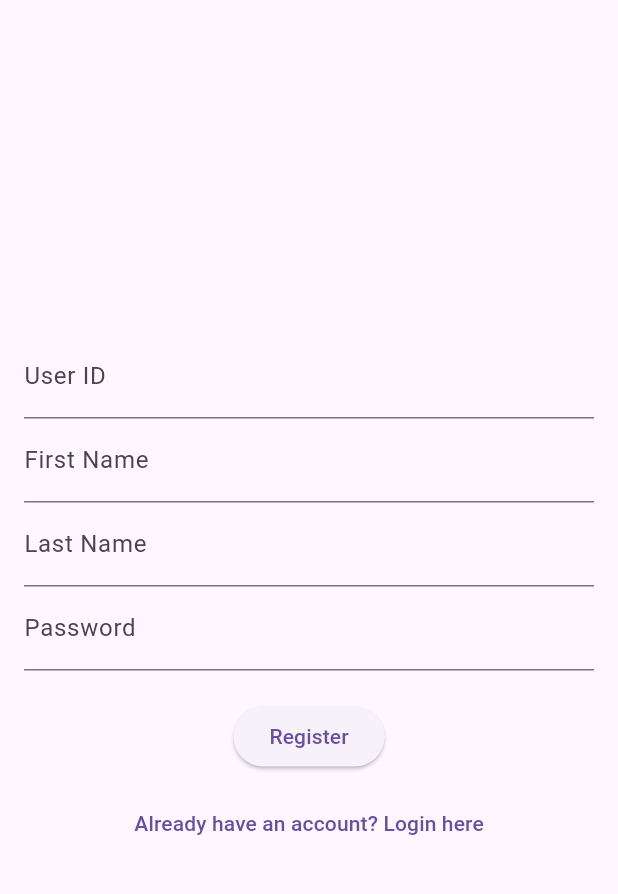
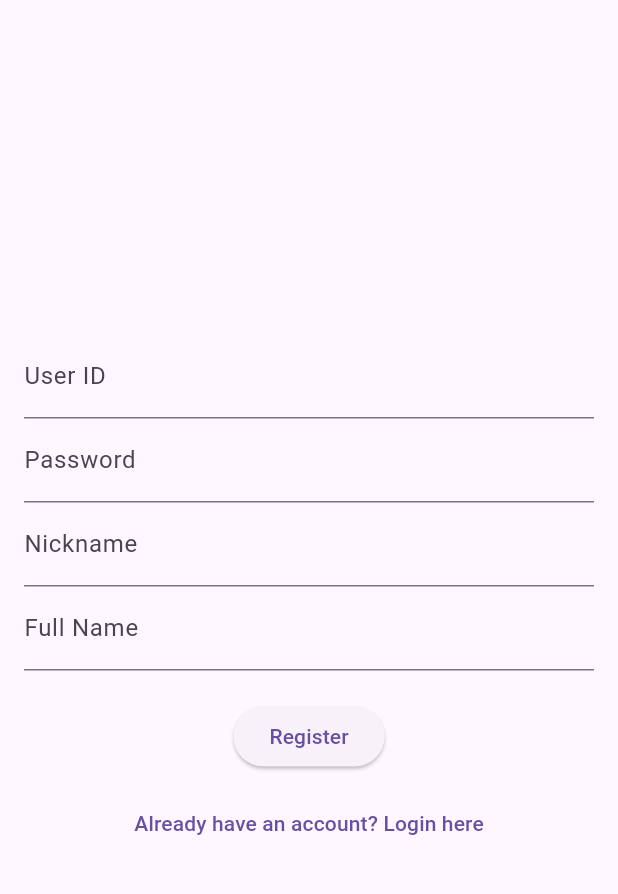
Before and after one commit to ClaudioSchmidt/Mobile-UX-Project, a Flutter app: the screen it shows after launch, after a tap on an icon or button, on a phone screen of 412 x 824 dp, the part 63-957 px from its top. Run offline on Flutter 3.47's test engine with Material 3 defaults, Android fonts, the phone set to English and light mode, and no system bars; our stand-ins replace shared_preferences; network calls fail.

Commit message:
- api service for login and register - folder structure - token saved through SharedPreferences

```diff
--- /dev/null
+++ b/lib/core/constants.dart
@@ -0,0 +1 @@
+const String apiUrl = "https://www2.hs-esslingen.de/~melcher/map/chat/api/";
--- a/lib/main.dart
+++ b/lib/main.dart
@@ -1,6 +1,5 @@
 import 'package:flutter/material.dart';
-
-const String apiUrl = "https://www2.hs-esslingen.de/~melcher/map/chat/api/";
+import 'screens/login_screen.dart';
 
 void main() {
   runApp(const MyApp());
@@ -12,7 +11,7 @@ class MyApp extends StatelessWidget {
   @override
   Widget build(BuildContext context) {
     return MaterialApp(
-      title: 'Login and Registration',
+      title: 'Chat App',
       theme: ThemeData(
         primarySwatch: Colors.blue,
       ),
@@ -20,108 +19,3 @@ class MyApp extends StatelessWidget {
     );
   }
 }
-
-class LoginScreen extends StatelessWidget {
-  const LoginScreen({super.key});
-
-  @override
-  Widget build(BuildContext context) {
-    return Scaffold(
-      appBar: AppBar(
-        title: const Text('Login'),
-      ),
-      body: Padding(
-        padding: const EdgeInsets.all(16.0),
-        child: Column(
-          mainAxisAlignment: MainAxisAlignment.center,
-          children: <Widget>[
-            const TextField(
-              decoration: InputDecoration(
-                labelText: 'Username',
-              ),
-            ),
-            const TextField(
-              decoration: InputDecoration(
-                labelText: 'Password',
-              ),
-              obscureText: true,
-            ),
-            const SizedBox(height: 20),
-            ElevatedButton(
-              onPressed: () {
-                // login functionality
-              },
-              child: const Text('Login'),
-            ),
-            const SizedBox(height: 10),
-            TextButton(
-              onPressed: () {
-                Navigator.push(
-                  context,
-                  MaterialPageRoute(builder: (context) => const RegistrationScreen()),
-                );
-              },
-              child: const Text('Don\'t have an account? Register here'),
-            ),
-          ],
-        ),
-      ),
-    );
-  }
-}
-
-class RegistrationScreen extends StatelessWidget {
-  const RegistrationScreen({super.key});
-
-  @override
-  Widget build(BuildContext context) {
-    return Scaffold(
-      appBar: AppBar(
-        title: const Text('Registration'),
-      ),
-      body: Padding(
-        padding: const EdgeInsets.all(16.0),
-        child: Column(
-          mainAxisAlignment: MainAxisAlignment.center,
-          children: <Widget>[
-            const TextField(
-              decoration: InputDecoration(
-                labelText: 'User ID',
-              ),
-            ),
-            const TextField(
-              decoration: InputDecoration(
-                labelText: 'First Name',
-              ),
-            ),
-            const TextField(
-              decoration: InputDecoration(
-                labelText: 'Last Name',
-              ),
-            ),
-            const TextField(
-              decoration: InputDecoration(
-                labelText: 'Password',
-              ),
-              obscureText: true,
-            ),
-            const SizedBox(height: 20),
-            ElevatedButton(
-              onPressed: () {
-                // registration functionality
-              },
-              child: const Text('Register'),
-            ),
-            const SizedBox(height: 10),
-            TextButton(
-              onPressed: () {
-                Navigator.pop(context);
-              },
-              child: const Text('Already have an account? Login here'),
-            ),
-          ],
-        ),
-      ),
-    );
-  }
-}
--- /dev/null
+++ b/lib/screens/login_screen.dart
@@ -0,0 +1,77 @@
+import 'package:flutter/material.dart';
+import '../core/token_storage.dart';
+import '../core/api_service.dart';
+import 'register_screen.dart';
+
+class LoginScreen extends StatefulWidget {
+  const LoginScreen({super.key});
+
+  @override
+  _LoginScreenState createState() => _LoginScreenState();
+}
+
+class _LoginScreenState extends State<LoginScreen> {
+  final TextEditingController _userIdController = TextEditingController();
+  final TextEditingController _passwordController = TextEditingController();
+  final ApiService _apiService = ApiService();
+  final TokenStorage _tokenStorage = TokenStorage();
+
+  void _login() async {
+    String? token = await _apiService.login(
+      _userIdController.text,
+      _passwordController.text,
+    );
+
+    if (token != null) {
+      await _tokenStorage.saveToken(token);
+      ScaffoldMessenger.of(context).showSnackBar(
+        SnackBar(content: Text('Login successful! Token: $token')),
+      );
+    } else {
+      ScaffoldMessenger.of(context).showSnackBar(
+        const SnackBar(content: Text('Login failed!')),
+      );
+    }
+  }
+
+  @override
+  Widget build(BuildContext context) {
+    return Scaffold(
+      appBar: AppBar(
+        title: const Text('Login'),
+      ),
+      body: Padding(
+        padding: const EdgeInsets.all(16.0),
+        child: Column(
+          mainAxisAlignment: MainAxisAlignment.center,
+          children: <Widget>[
+            TextField(
+              controller: _userIdController,
+              decoration: const InputDecoration(labelText: 'User ID'),
+            ),
+            TextField(
+              controller: _passwordController,
+              decoration: const InputDecoration(labelText: 'Password'),
+              obscureText: true,
+            ),
+            const SizedBox(height: 20),
+            ElevatedButton(
+              onPressed: _login,
+              child: const Text('Login'),
+            ),
+            const SizedBox(height: 10),
+            TextButton(
+              onPressed: () {
+                Navigator.push(
+                  context,
+                  MaterialPageRoute(builder: (context) => const RegistrationScreen()),
+                );
+              },
+              child: const Text('Don\'t have an account? Register here'),
+            ),
+          ],
+        ),
+      ),
+    );
+  }
+}
--- /dev/null
+++ b/lib/screens/register_screen.dart
@@ -0,0 +1,85 @@
+import 'package:flutter/material.dart';
+import '../core/token_storage.dart';
+import '../core/api_service.dart';
+
+class RegistrationScreen extends StatefulWidget {
+  const RegistrationScreen({super.key});
+
+  @override
+  _RegistrationScreenState createState() => _RegistrationScreenState();
+}
+
+class _RegistrationScreenState extends State<RegistrationScreen> {
+  final TextEditingController _userIdController = TextEditingController();
+  final TextEditingController _passwordController = TextEditingController();
+  final TextEditingController _nicknameController = TextEditingController();
+  final TextEditingController _fullNameController = TextEditingController();
+  final ApiService _apiService = ApiService();
+  final TokenStorage _tokenStorage = TokenStorage();
+
+  void _register() async {
+    String? token = await _apiService.register(
+      _userIdController.text,
+      _passwordController.text,
+      _fullNameController.text,
+      _nicknameController.text,
+    );
+
+    if (token != null) {
+      await _tokenStorage.saveToken(token);
+      ScaffoldMessenger.of(context).showSnackBar(
+        SnackBar(content: Text('Registration successful! Token: $token')),
+      );
+    } else {
+      ScaffoldMessenger.of(context).showSnackBar(
+        const SnackBar(content: Text('Registration failed!')),
+      );
+    }
+  }
+
+  @override
+  Widget build(BuildContext context) {
+    return Scaffold(
+      appBar: AppBar(
+        title: const Text('Registration'),
+      ),
+      body: Padding(
+        padding: const EdgeInsets.all(16.0),
+        child: Column(
+          mainAxisAlignment: MainAxisAlignment.center,
+          children: <Widget>[
+            TextField(
+              controller: _userIdController,
+              decoration: const InputDecoration(labelText: 'User ID'),
+            ),
+            TextField(
+              controller: _passwordController,
+              decoration: const InputDecoration(labelText: 'Password'),
+              obscureText: true,
+            ),
+            TextField(
+              controller: _nicknameController,
+              decoration: const InputDecoration(labelText: 'Nickname'),
+            ),
+            TextField(
+              controller: _fullNameController,
+              decoration: const InputDecoration(labelText: 'Full Name'),
+            ),
+            const SizedBox(height: 20),
+            ElevatedButton(
+              onPressed: _register,
+              child: const Text('Register'),
+            ),
+            const SizedBox(height: 10),
+            TextButton(
+              onPressed: () {
+                Navigator.pop(context);
+              },
+              child: const Text('Already have an account? Login here'),
+            ),
+          ],
+        ),
+      ),
+    );
+  }
+}
--- a/pubspec.yaml
+++ b/pubspec.yaml
@@ -30,7 +30,8 @@ environment:
 dependencies:
   flutter:
     sdk: flutter
-
+  http: ^1.2.2
+  shared_preferences: ^2.3.2
 
   # The following adds the Cupertino Icons font to your application.
   # Use with the CupertinoIcons class for iOS style icons.
```
Also changed, not shown: lib/core/api_service.dart (added, +31 -0 lines), lib/core/token_storage.dart (added, +18 -0 lines), pubspec.lock, 1 other file.
